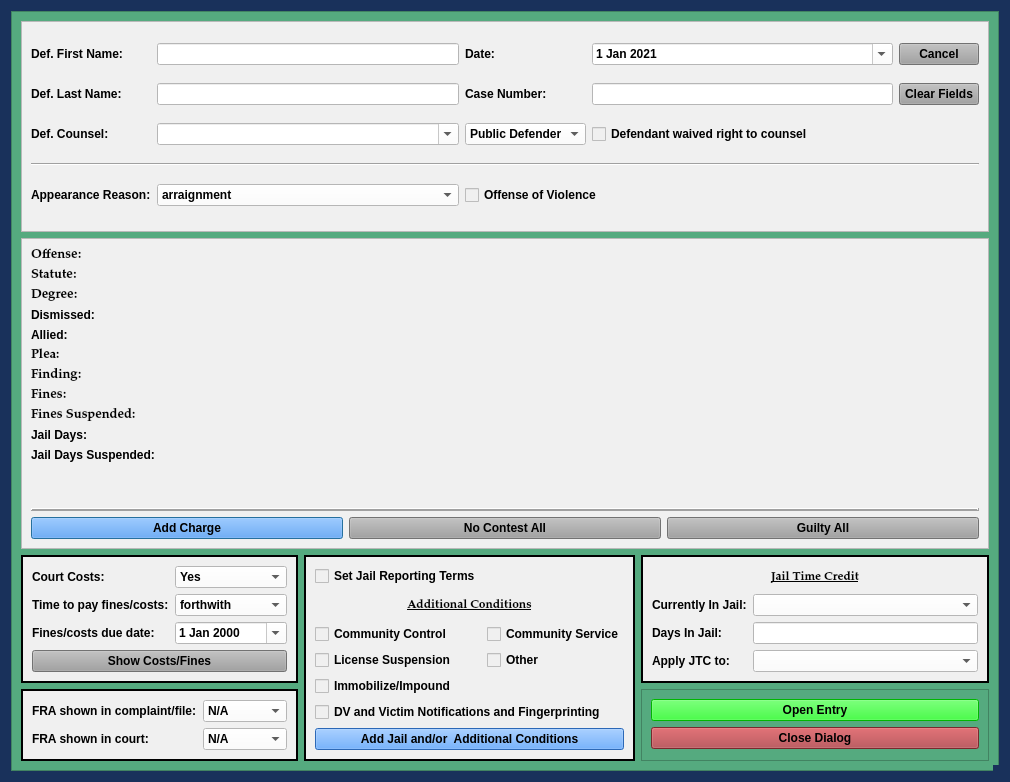
This is package/views/ui/JailCCPleaDialog.ui in HunterProgram22/MuniEntry as Qt 5 draws it before an edit. The edited form follows.
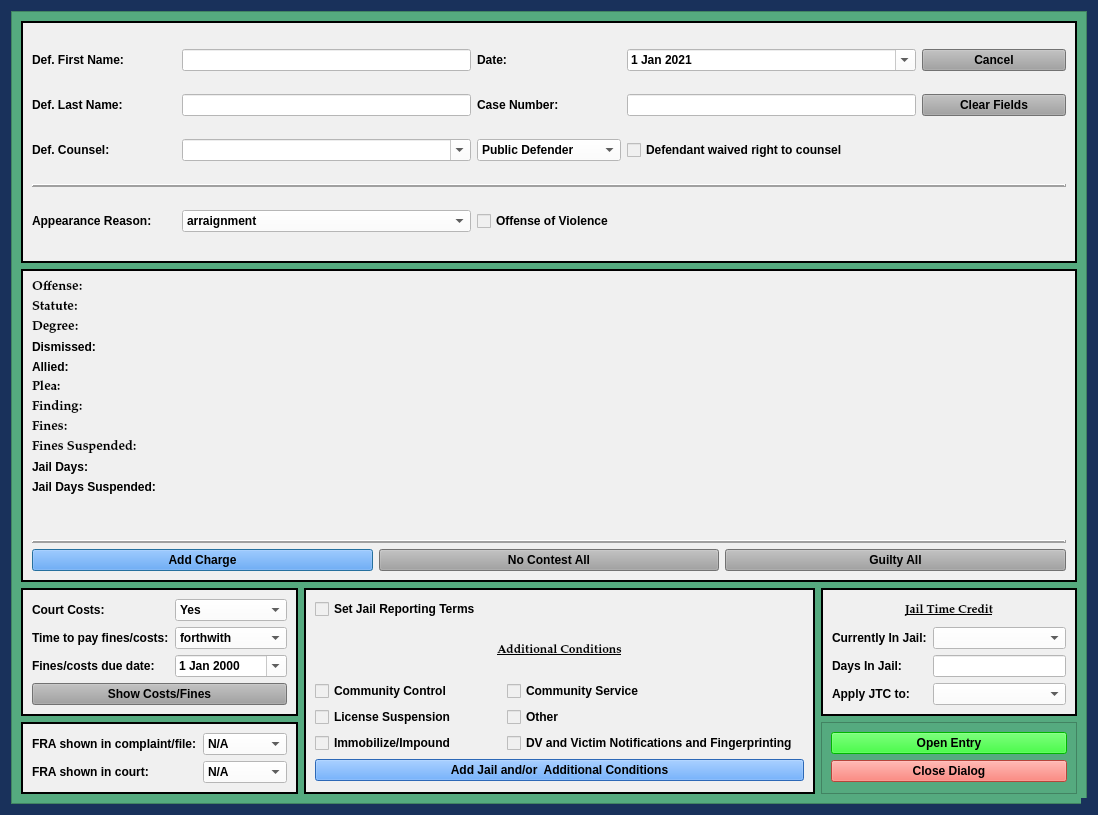
This is the edited form.

```diff
--- a/package/views/ui/JailCCPleaDialog.ui
+++ b/package/views/ui/JailCCPleaDialog.ui
@@ -9,8 +9,8 @@
    <rect>
     <x>0</x>
     <y>0</y>
-    <width>1010</width>
-    <height>782</height>
+    <width>1098</width>
+    <height>815</height>
    </rect>
   </property>
   <property name="sizePolicy">
@@ -168,14 +168,14 @@
        <rect>
         <x>0</x>
         <y>0</y>
-        <width>990</width>
-        <height>762</height>
+        <width>1078</width>
+        <height>795</height>
        </rect>
       </property>
       <property name="focusPolicy">
        <enum>Qt::StrongFocus</enum>
       </property>
-      <layout class="QGridLayout" name="gridLayout_4" rowstretch="1,0,0,0">
+      <layout class="QGridLayout" name="gridLayout_4" rowstretch="1,0,0,0" columnstretch="1,2,1">
        <item row="3" column="0">
         <widget class="QFrame" name="fra_frame">
          <property name="sizePolicy">
@@ -279,12 +279,15 @@
           <string notr="true">background-color: rgb(240, 240, 240);</string>
          </property>
          <property name="frameShape">
-          <enum>QFrame::StyledPanel</enum>
+          <enum>QFrame::Box</enum>
          </property>
          <property name="frameShadow">
-          <enum>QFrame::Raised</enum>
+          <enum>QFrame::Plain</enum>
          </property>
-         <layout class="QGridLayout" name="gridLayout">
+         <property name="lineWidth">
+          <number>2</number>
+         </property>
+         <layout class="QGridLayout" name="gridLayout" columnstretch="1,2,1,2,1">
           <item row="0" column="1">
            <widget class="QLineEdit" name="defendant_first_name_lineEdit">
             <property name="styleSheet">
@@ -488,6 +491,12 @@
           </item>
           <item row="3" column="0" colspan="5">
            <widget class="Line" name="line_2">
+            <property name="frameShadow">
+             <enum>QFrame::Raised</enum>
+            </property>
+            <property name="lineWidth">
+             <number>2</number>
+            </property>
             <property name="orientation">
              <enum>Qt::Horizontal</enum>
             </property>
@@ -651,7 +660,7 @@
           <item row="1" column="0">
            <widget class="QPushButton" name="close_dialog_Button">
             <property name="styleSheet">
-             <string notr="true">background-color: rgb(170, 58, 63);</string>
+             <string notr="true">background-color: rgb(255, 96, 82);</string>
             </property>
             <property name="text">
              <string>Close Dialog</string>
@@ -692,10 +701,13 @@
           <string notr="true">background-color: rgb(240, 240, 240);</string>
          </property>
          <property name="frameShape">
-          <enum>QFrame::StyledPanel</enum>
+          <enum>QFrame::Box</enum>
          </property>
          <property name="frameShadow">
-          <enum>QFrame::Raised</enum>
+          <enum>QFrame::Plain</enum>
+         </property>
+         <property name="lineWidth">
+          <number>2</number>
          </property>
          <layout class="QVBoxLayout" name="verticalLayout_2">
           <item>
@@ -1073,7 +1085,7 @@
          <property name="lineWidth">
           <number>2</number>
          </property>
-         <layout class="QGridLayout" name="gridLayout_5" rowstretch="0,0,0,0,0,0,0,0,0,0">
+         <layout class="QGridLayout" name="gridLayout_5" rowstretch="0,0,0,0,0,0,0,0,0,0" columnstretch="1,1,0">
           <item row="2" column="0" colspan="3">
            <widget class="QLabel" name="add_conditions_label">
             <property name="maximumSize">
@@ -1113,13 +1125,6 @@
             </property>
            </widget>
           </item>
-          <item row="4" column="2">
-           <widget class="QCheckBox" name="community_service_checkBox">
-            <property name="text">
-             <string>Community Service</string>
-            </property>
-           </widget>
-          </item>
           <item row="4" column="0">
            <widget class="QCheckBox" name="community_control_checkBox">
             <property name="text">
@@ -1141,13 +1146,6 @@
             </property>
            </widget>
           </item>
-          <item row="7" column="0" colspan="3">
-           <widget class="QCheckBox" name="victim_notification_checkBox">
-            <property name="text">
-             <string>DV and Victim Notifications and Fingerprinting</string>
-            </property>
-           </widget>
-          </item>
           <item row="5" column="0">
            <widget class="QCheckBox" name="license_suspension_checkBox">
             <property name="text">
@@ -1155,7 +1153,14 @@
             </property>
            </widget>
           </item>
-          <item row="5" column="2">
+          <item row="6" column="1">
+           <widget class="QCheckBox" name="victim_notification_checkBox">
+            <property name="text">
+             <string>DV and Victim Notifications and Fingerprinting</string>
+            </property>
+           </widget>
+          </item>
+          <item row="5" column="1">
            <widget class="QCheckBox" name="other_conditions_checkBox">
             <property name="enabled">
              <bool>true</bool>
@@ -1168,6 +1173,13 @@
             </property>
            </widget>
           </item>
+          <item row="4" column="1">
+           <widget class="QCheckBox" name="community_service_checkBox">
+            <property name="text">
+             <string>Community Service</string>
+            </property>
+           </widget>
+          </item>
          </layout>
         </widget>
        </item>
```
Left out of the diff: 1 changed line with no effect on the pictures.
